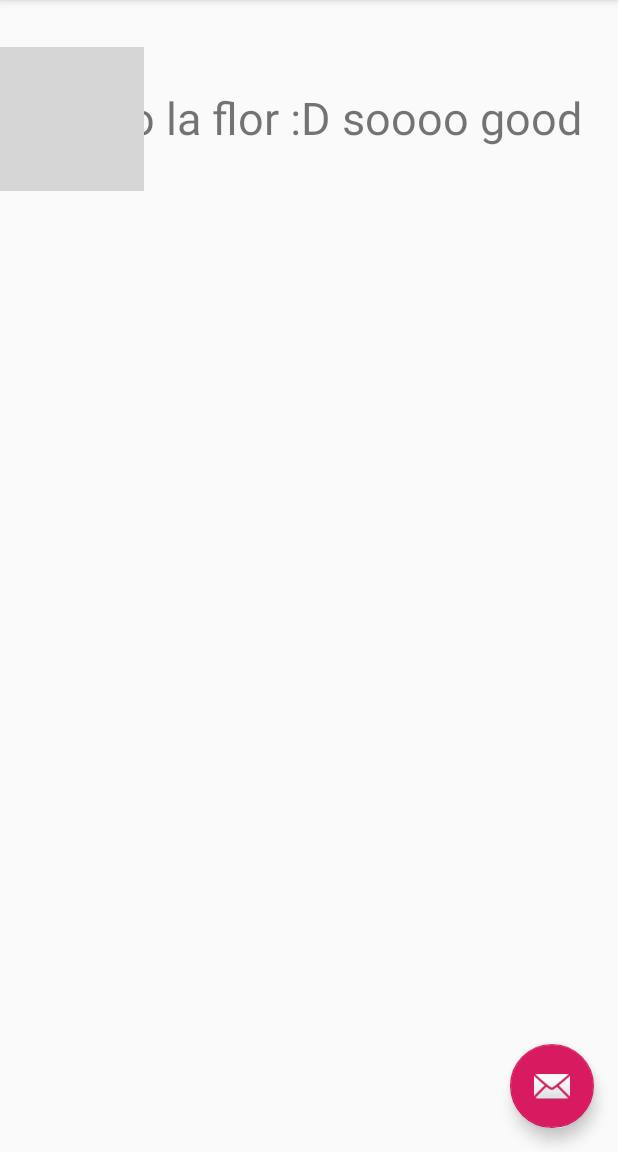
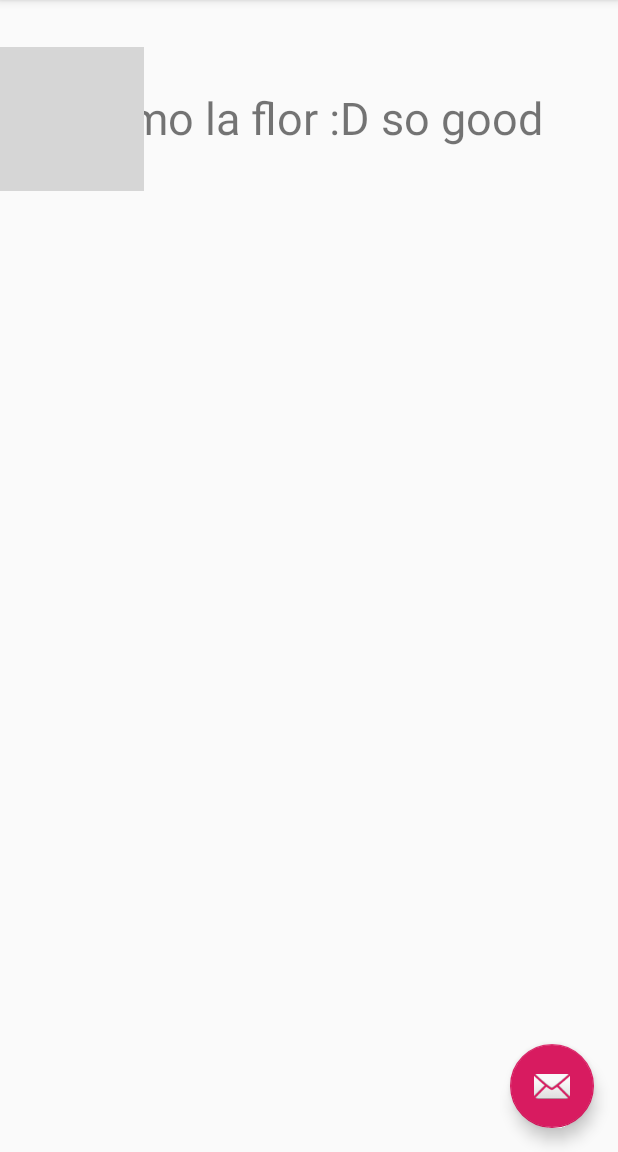
Before and after one commit to AdrisGS/PruebaAndroid, an Android app: the screen it shows after launch (MainActivity), on a phone screen of 412 x 824 dp, the part 84-1236 px from its top. Run offline under Robolectric (Android 15) with nearby library versions, the phone set to English and light mode, and no system bars; grey boxes are pictures that could not be loaded.

Commit message:
So del content_main

```diff
--- a/app/src/main/res/layout/content_main.xml
+++ b/app/src/main/res/layout/content_main.xml
@@ -25,6 +25,6 @@
         android:layout_alignParentTop="true"
         android:layout_centerHorizontal="true"
         android:layout_marginTop="58dp"
-        android:text="Como la flor :D soooo good"
+        android:text="Como la flor :D so good"
         android:textSize="30sp" />
 </RelativeLayout>
```
